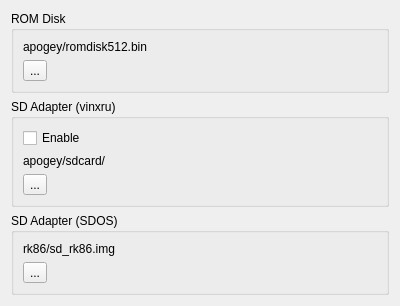
Before: the Qt Designer form src/qt/qtApogeyConfig.ui in vpyk/emu80v4, drawn with Qt 5.
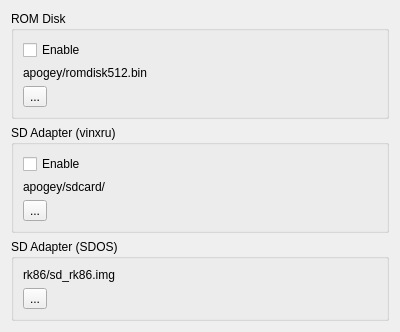
After: the same form once the commit is applied.

Commit message:
Add platform confuguration window for Mikrosha
Turn on/off external ROM for now

What changed in the file:
```diff
--- a/src/qt/qtApogeyConfig.ui
+++ b/src/qt/qtApogeyConfig.ui
@@ -35,6 +35,13 @@
       <property name="spacing">
        <number>6</number>
       </property>
+      <item>
+       <widget class="QCheckBox" name="romDiskEnableCheckBox">
+        <property name="text">
+         <string>Enable</string>
+        </property>
+       </widget>
+      </item>
       <item>
        <widget class="QLabel" name="romDiskLabel">
         <property name="maximumSize">
```
The commit also changes 4 other files.
